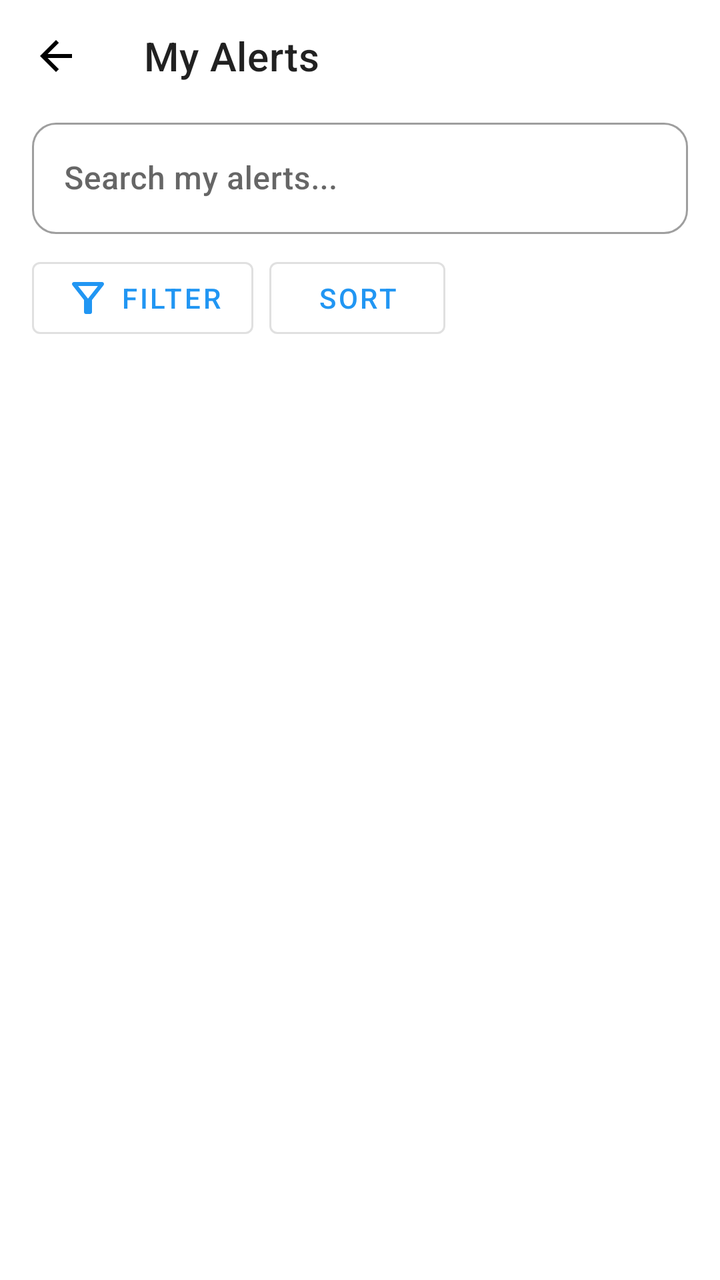
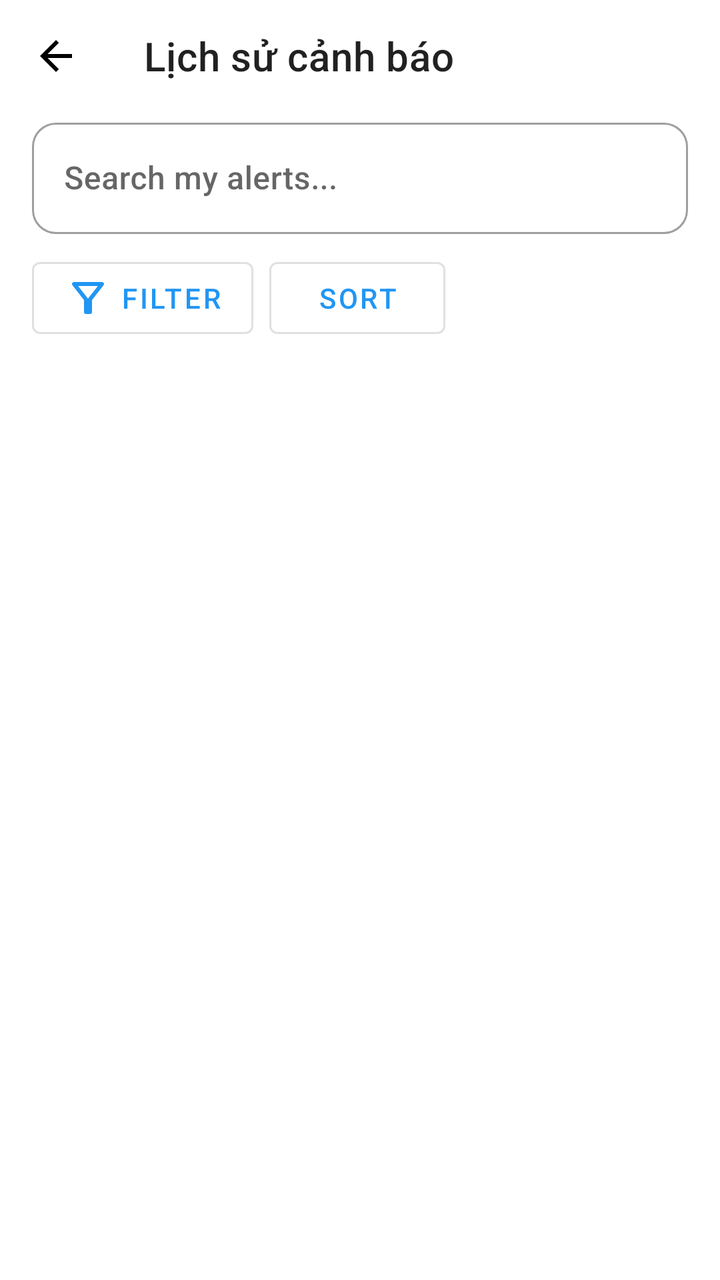

Two renders of the same Android screen: before a commit and after it. Below are the layout's source before the change and the commit's diff.
<!-- AndroidManifest.xml: activity theme Theme.CommunityAlert -->
<!-- res/layout/activity_my_alert.xml -->
<?xml version="1.0" encoding="utf-8"?>
<LinearLayout xmlns:android="http://schemas.android.com/apk/res/android"
    xmlns:app="http://schemas.android.com/apk/res-auto"
    xmlns:tools="http://schemas.android.com/tools"
    android:layout_width="match_parent"
    android:layout_height="match_parent"
    android:orientation="vertical"
    android:background="@color/white"
    tools:context=".MyAlertActivity">

    <com.google.android.material.appbar.MaterialToolbar
        android:id="@+id/toolbar"
        android:layout_width="match_parent"
        android:layout_height="?attr/actionBarSize"
        app:title="My Alerts"
        app:navigationIcon="@drawable/ic_baseline_arrow_back_24" />

    <com.google.android.material.textfield.TextInputLayout
        android:layout_width="match_parent"
        android:layout_height="wrap_content"
        style="@style/Widget.MaterialComponents.TextInputLayout.OutlinedBox"
        app:boxCornerRadiusTopStart="12dp"
        app:boxCornerRadiusTopEnd="12dp"
        app:boxCornerRadiusBottomStart="12dp"
        app:boxCornerRadiusBottomEnd="12dp"
        android:hint="Search my alerts..."
        android:layout_marginStart="16dp"
        android:layout_marginEnd="16dp"
        android:layout_marginBottom="8dp">

        <com.google.android.material.textfield.TextInputEditText
            android:id="@+id/et_search"
            android:layout_width="match_parent"
            android:layout_height="wrap_content" />
    </com.google.android.material.textfield.TextInputLayout>

    <LinearLayout
        android:layout_width="match_parent"
        android:layout_height="wrap_content"
        android:orientation="horizontal"
        android:layout_marginStart="16dp"
        android:layout_marginEnd="16dp"
        android:layout_marginBottom="16dp">

        <com.google.android.material.button.MaterialButton
            android:id="@+id/btn_filter"
            android:layout_width="wrap_content"
            android:layout_height="wrap_content"
            android:text="Filter"
            app:icon="@drawable/ic_baseline_filter_list_24"
            style="@style/Widget.MaterialComponents.Button.OutlinedButton" />

        <com.google.android.material.button.MaterialButton
            android:id="@+id/btn_sort"
            android:layout_width="wrap_content"
            android:layout_height="wrap_content"
            android:text="Sort"
            style="@style/Widget.MaterialComponents.Button.OutlinedButton"
            android:layout_marginStart="8dp"/>
    </LinearLayout>

    <FrameLayout
        android:layout_width="match_parent"
        android:layout_height="match_parent">

        <androidx.recyclerview.widget.RecyclerView
            android:id="@+id/recycler_view_alerts"
            android:layout_width="match_parent"
            android:layout_height="match_parent"
            tools:listitem="@layout/item_alert_history" />

        <TextView
            android:id="@+id/tv_empty_state"
            android:layout_width="wrap_content"
            android:layout_height="wrap_content"
            android:layout_gravity="center"
            android:text="Loading alerts..."
            android:textSize="16sp"
            android:textColor="@android:color/darker_gray"
            android:gravity="center"
            android:visibility="gone"/>

    </FrameLayout>

</LinearLayout>
<!-- res/layout/item_alert_history.xml (included above) -->
<?xml version="1.0" encoding="utf-8"?>
<RelativeLayout xmlns:android="http://schemas.android.com/apk/res/android"
    xmlns:app="http://schemas.android.com/apk/res-auto"
    android:layout_width="match_parent"
    android:layout_height="wrap_content"
    android:padding="16dp">

    <ImageView
        android:id="@+id/img_alert_icon"
        android:layout_width="40dp"
        android:layout_height="40dp"
        android:src="@drawable/ic_baseline_warning_24"
        app:tint="@color/white"
        android:padding="8dp"
        android:layout_centerVertical="true"/>

    <LinearLayout
        android:layout_width="wrap_content"
        android:layout_height="wrap_content"
        android:orientation="vertical"
        android:layout_toEndOf="@id/img_alert_icon"
        android:layout_toStartOf="@id/tv_alert_time"
        android:layout_centerVertical="true"
        android:layout_marginStart="16dp"
        android:layout_marginEnd="16dp">

        <TextView
            android:id="@+id/tv_alert_title"
            android:layout_width="wrap_content"
            android:layout_height="wrap_content"
            android:text="Flood"
            android:textSize="16sp"
            android:textStyle="bold"
            android:textColor="@color/black"/>

        <TextView
            android:id="@+id/tv_alert_location"
            android:layout_width="wrap_content"
            android:layout_height="wrap_content"
            android:text="Main Street"
            android:textSize="14sp"/>
    </LinearLayout>

    <TextView
        android:id="@+id/tv_alert_time"
        android:layout_width="wrap_content"
        android:layout_height="wrap_content"
        android:text="2m ago"
        android:layout_toStartOf="@id/img_chevron"
        android:layout_centerVertical="true"
        android:layout_marginEnd="8dp"/>

    <ImageView
        android:id="@+id/img_chevron"
        android:layout_width="wrap_content"
        android:layout_height="wrap_content"
        android:layout_alignParentEnd="true"
        android:layout_centerVertical="true"/>
</RelativeLayout>
<!-- resources referenced by this layout -->
<resources>
  <color name="black">#FF000000</color>
  <color name="white">#FFFFFFFF</color>
  <!-- drawable ic_baseline_arrow_back_24 (drawable) -->
  <vector xmlns:android="http://schemas.android.com/apk/res/android" android:autoMirrored="true" android:height="24dp" android:tint="#000000" android:viewportHeight="960" android:viewportWidth="960" android:width="24dp">
        
      <path android:fillColor="@android:color/white" android:pathData="M313,520L537,744L480,800L160,480L480,160L537,216L313,440L800,440L800,520L313,520Z"/>
      
  </vector>
  <!-- drawable ic_baseline_filter_list_24 (drawable) -->
  <vector xmlns:android="http://schemas.android.com/apk/res/android" android:height="24dp" android:tint="#000000" android:viewportHeight="960" android:viewportWidth="960" android:width="24dp">
        
      <path android:fillColor="@android:color/white" android:pathData="M440,800Q423,800 411.5,788.5Q400,777 400,760L400,520L168,224Q153,204 163.5,182Q174,160 200,160L760,160Q786,160 796.5,182Q807,204 792,224L560,520L560,760Q560,777 548.5,788.5Q537,800 520,800L440,800ZM480,492L678,240L282,240L480,492ZM480,492L480,492L480,492Z"/>
      
  </vector>
  <!-- drawable ic_baseline_warning_24 (drawable) -->
  <vector xmlns:android="http://schemas.android.com/apk/res/android" android:height="24dp" android:tint="#000000" android:viewportHeight="960" android:viewportWidth="960" android:width="24dp">
        
      <path android:fillColor="@android:color/white" android:pathData="M480,680Q497,680 508.5,668.5Q520,657 520,640Q520,623 508.5,611.5Q497,600 480,600Q463,600 451.5,611.5Q440,623 440,640Q440,657 451.5,668.5Q463,680 480,680ZM440,520L520,520L520,280L440,280L440,520ZM480,880Q397,880 324,848.5Q251,817 197,763Q143,709 111.5,636Q80,563 80,480Q80,397 111.5,324Q143,251 197,197Q251,143 324,111.5Q397,80 480,80Q563,80 636,111.5Q709,143 763,197Q817,251 848.5,324Q880,397 880,480Q880,563 848.5,636Q817,709 763,763Q709,817 636,848.5Q563,880 480,880ZM480,800Q614,800 707,707Q800,614 800,480Q800,346 707,253Q614,160 480,160Q346,160 253,253Q160,346 160,480Q160,614 253,707Q346,800 480,800ZM480,480Q480,480 480,480Q480,480 480,480Q480,480 480,480Q480,480 480,480Q480,480 480,480Q480,480 480,480Q480,480 480,480Q480,480 480,480Z"/>
      
  </vector>
  <style name="Theme.CommunityAlert" parent="Theme.MaterialComponents.Light.NoActionBar">
          <item name="colorPrimary">@color/blue_500</item>
          <item name="colorPrimaryVariant">@color/blue_500</item>
          <item name="colorOnPrimary">@color/white</item>
          <item name="colorSecondary">@color/green_500</item>
          <item name="colorSecondaryVariant">@color/green_500</item>
          <item name="colorOnSecondary">@color/white</item>
          <item name="android:statusBarColor" tools:targetApi="l">?attr/colorPrimaryVariant</item>
          <item name="fontFamily">sans-serif-medium</item> </style>
  <color name="blue_500">#2196F3</color>
  <color name="green_500">#4CAF50</color>
</resources>

<!-- the commit's change to res/layout/activity_my_alert.xml (unified diff, before → after) -->
@@ -12,7 +12,7 @@
         android:id="@+id/toolbar"
         android:layout_width="match_parent"
         android:layout_height="?attr/actionBarSize"
-        app:title="My Alerts"
+        app:title="Lịch sử cảnh báo"
         app:navigationIcon="@drawable/ic_baseline_arrow_back_24" />
 
     <com.google.android.material.textfield.TextInputLayout
@@ -96,7 +96,6 @@
         android:layout_width="40dp"
         android:layout_height="40dp"
         android:src="@drawable/ic_baseline_warning_24"
-        app:tint="@color/white"
         android:padding="8dp"
         android:layout_centerVertical="true"/>
 
